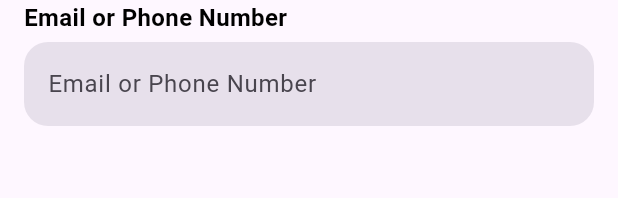
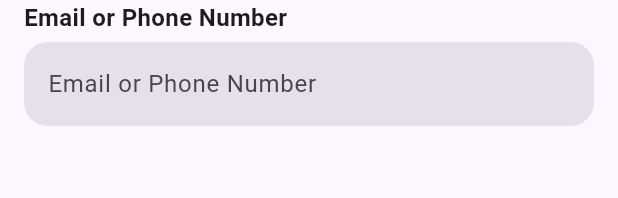
Before and after one commit to Mohammad-soqar/rmts, a Flutter app: the AppTextField widget shown alone on an empty page, opened directly, on a phone screen of 412 x 824 dp. Shown: the top 198 px of the screen. Run offline on Flutter 3.47's test engine with Material 3 defaults, Android fonts, the light colour scheme and no system bars; our stand-ins replace cloud_firestore, dio, firebase_auth, firebase_core, firebase_database, firebase_storage and 3 more; missing offline and left inert: flutter_pdfview; accounts and stored records are empty.

Commit message:
Changed color to material theme

```diff
--- a/lib/ui/widgets/app_text_field.dart
+++ b/lib/ui/widgets/app_text_field.dart
@@ -34,7 +34,7 @@ class _AppTextFieldState extends State<AppTextField> {
               style: TextStyle(
                 fontSize: 16,
                 fontWeight: FontWeight.bold,
-                color: Colors.black,
+                color: Theme.of(context).colorScheme.onSurface,
               ),
             ),
             SizedBox(height: 5),
```
